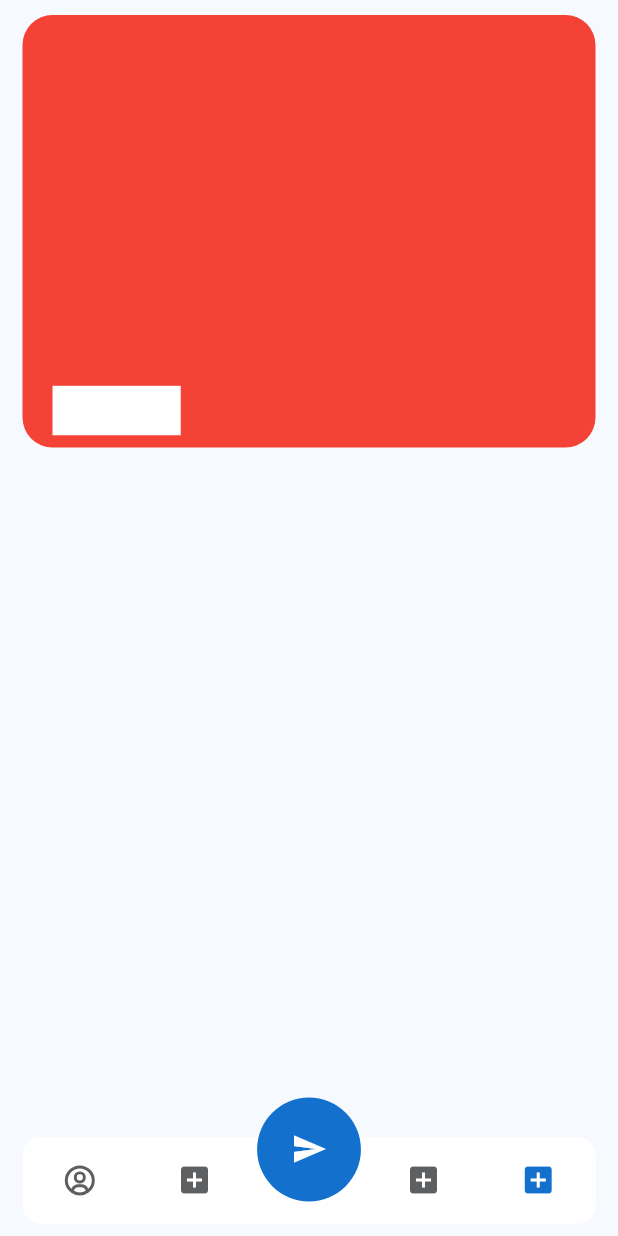
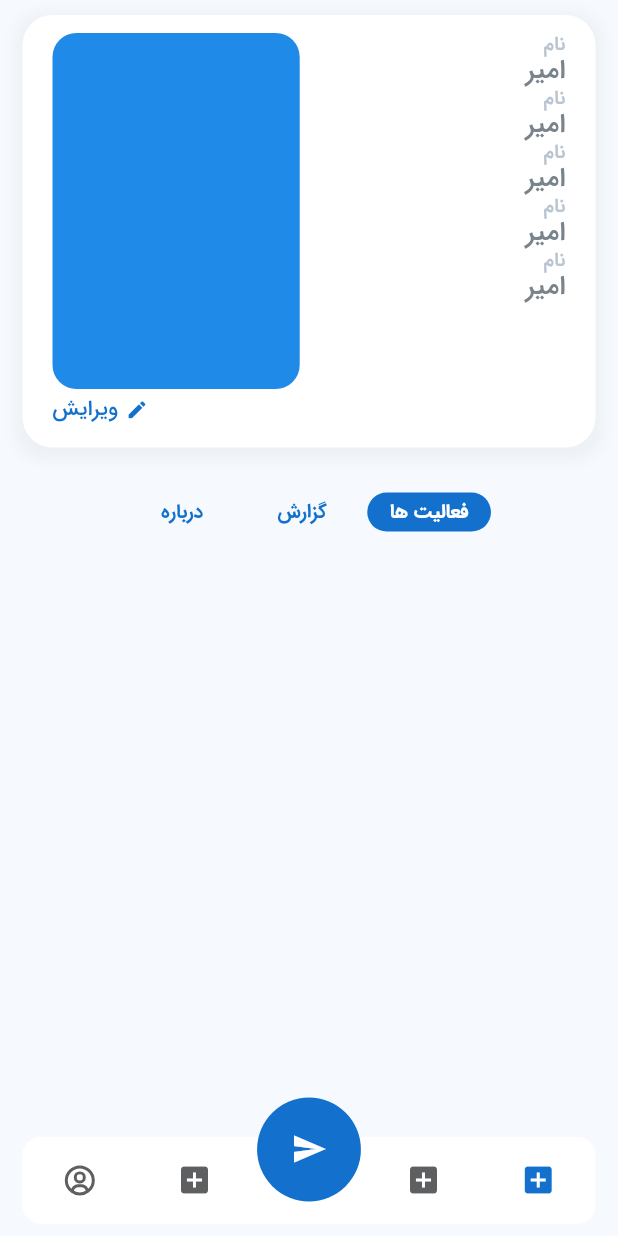
Before and after one commit to alyhd80/mohaseb, a Flutter app: the screen it shows after launch, swiped to page 4, on a phone screen of 412 x 824 dp. Run offline on Flutter 3.47's test engine with Material 3 defaults, Android fonts, the phone set to English and light mode, and no system bars; our stand-ins replace auto_route, boxicons, dio, flutter_riverpod, fluttertoast, lottie and 2 more; missing offline and left inert: number_text_input_formatter, universal_html; generated files the repository leaves out were written again.

Commit message:
02/09/18

```diff
--- a/lib/screen/profile/component/profile_body.dart
+++ b/lib/screen/profile/component/profile_body.dart
@@ -1,5 +1,6 @@
 import 'package:flutter/material.dart';
 import 'package:mohaseb/screen/profile/component/profile_top_widget.dart';
+import 'package:mohaseb/screen/profile/component/profile_wrapper_widget.dart';
 
 class ProfileBody extends StatelessWidget {
   const ProfileBody({super.key});
@@ -7,16 +8,21 @@ class ProfileBody extends StatelessWidget {
   @override
   Widget build(BuildContext context) {
     Size size = MediaQuery.of(context).size;
-    return Padding(
+    return SingleChildScrollView(
+      child: Padding(
         padding:  EdgeInsets.symmetric(horizontal: size.width*0.05>15?15:size.width*0.05),
         child: Column(
           children: [
             SafeArea(child: Container()),
-          SizedBox(height: size.height*0.02>10?10:size.height*0.02,),
+            SizedBox(height: size.height*0.02>10?10:size.height*0.02<5?5:size.width*0.02,),
             ProfileTopWidget(
               size: size,
-          )
+            ),
+            SizedBox(height: size.height*0.06>30?30:size.height*0.06<20?20:size.width*0.06,),
+
+            ProfileWrapperWidget(size: size)
           ],
+        ),
       ),
     );
   }
--- a/lib/screen/profile/component/profile_top_widget.dart
+++ b/lib/screen/profile/component/profile_top_widget.dart
@@ -1,4 +1,5 @@
 import 'package:flutter/material.dart';
+import 'package:mohaseb/utils/app_constant/colors.dart';
 
 class ProfileTopWidget extends StatelessWidget {
   final Size size;
@@ -10,33 +11,147 @@ class ProfileTopWidget extends StatelessWidget {
     return Container(
       padding: EdgeInsets.symmetric(
           horizontal: size.width * 0.06 > 20 ? 20 : size.width * 0.06,
-          vertical: size.height * 0.01 > 10 ? 10 : size.height * 0.01),
+          vertical: size.height * 0.015 > 12 ? 12 : size.height * 0.015),
       width: size.width,
-      height: size.height * 0.35 > 350 ? 350 : size.height * 0.35,
+      height: size.height * 0.35 > 350 ? 350 : size.height * 0.35<280?280:size.height * 0.35,
       decoration: BoxDecoration(
-          color: Colors.red, borderRadius: BorderRadius.circular(20)),
+          borderRadius: BorderRadius.circular(20),
+          color: Colors.white,
+          boxShadow: [
+            BoxShadow(
+              color: Colors.grey.withOpacity(0.1),
+              spreadRadius: 5,
+              blurRadius: 7,
+              offset: Offset(0, 3), // changes position of shadow
+            ),
+          ]),
       child: Row(
         children: [
+          Container(
+            width: size.width * 0.4 > 250 ? 250 : size.width * 0.4,
+            child: Column(
+              children: [
+                Expanded(
+                    child: Container(
+                  decoration: BoxDecoration(
+                      color: blueAppBar2,
+                      borderRadius: BorderRadius.circular(16)),
+                )),
+                Container(
+                  decoration: BoxDecoration(),
+                  child: Row(
+                    children: [
+                      Container(
+                        padding: EdgeInsets.only(right: 5, bottom: 5, top: 5),
+                        child: Row(
+                          children: [
+                            Text(
+                              "ویرایش",
+                              style: Theme.of(context)
+                                  .textTheme
+                                  .headline2!
+                                  .copyWith(
+                                      color: darkBlue4,
+                                      fontWeight: FontWeight.w500,
+                                      fontSize: size.width * 0.035 > 15
+                                          ? 15
+                                          : size.width * 0.035),
+                            ),
+                            SizedBox(
+                              width: 5,
+                            ),
+                            Icon(
+                              Icons.edit,
+                              color: darkBlue4,
+                              size: 15,
+                            )
+                          ],
+                        ),
+                      ),
+                      Container()
+                    ],
+                  ),
+                )
+              ],
+            ),
+          ),
           Expanded(
               child: Column(
+            crossAxisAlignment: CrossAxisAlignment.end,
             children: [
-              Expanded(child: Container()),
-              Container(
-                height: size.height * 0.04 > 40 ? 40 : size.height * 0.04,
-                decoration: BoxDecoration(),
-                child: Row(
-                  children: [
-                    Expanded(
-                        child: Container(
-                      color: Colors.white,
-                    )),
-                    Expanded(child: Container()),
-                  ],
+              Text(
+                "نام",
+                style: Theme.of(context).textTheme.headline2!.copyWith(
+                  color:textColorGrey1,
+                  fontSize: size.width*0.035>13?13:size.width*0.035
                 ),
-              )
+              ),
+              Text(
+                "امیر",
+                style: Theme.of(context).textTheme.headline2!.copyWith(
+                    color:textColorGrey2,
+                    fontSize: size.width*0.055>18?18:size.width*0.055
+                ),
+              ),
+              Text(
+                "نام",
+                style: Theme.of(context).textTheme.headline2!.copyWith(
+                    color:textColorGrey1,
+                    fontSize: size.width*0.035>13?13:size.width*0.035
+                ),
+              ),
+              Text(
+                "امیر",
+                style: Theme.of(context).textTheme.headline2!.copyWith(
+                    color:textColorGrey2,
+                    fontSize: size.width*0.055>18?18:size.width*0.055
+                ),
+              ),
+              Text(
+                "نام",
+                style: Theme.of(context).textTheme.headline2!.copyWith(
+                    color:textColorGrey1,
+                    fontSize: size.width*0.035>13?13:size.width*0.035
+                ),
+              ),
+              Text(
+                "امیر",
+                style: Theme.of(context).textTheme.headline2!.copyWith(
+                    color:textColorGrey2,
+                    fontSize: size.width*0.055>18?18:size.width*0.055
+                ),
+              ),
+              Text(
+                "نام",
+                style: Theme.of(context).textTheme.headline2!.copyWith(
+                    color:textColorGrey1,
+                    fontSize: size.width*0.035>13?13:size.width*0.035
+                ),
+              ),
+              Text(
+                "امیر",
+                style: Theme.of(context).textTheme.headline2!.copyWith(
+                    color:textColorGrey2,
+                    fontSize: size.width*0.055>18?18:size.width*0.055
+                ),
+              ),
+              Text(
+                "نام",
+                style: Theme.of(context).textTheme.headline2!.copyWith(
+                    color:textColorGrey1,
+                    fontSize: size.width*0.035>13?13:size.width*0.035
+                ),
+              ),
+              Text(
+                "امیر",
+                style: Theme.of(context).textTheme.headline2!.copyWith(
+                    color:textColorGrey2,
+                    fontSize: size.width*0.055>18?18:size.width*0.055
+                ),
+              ),
+
             ],
           )),
-          Expanded(child: Container()),
         ],
       ),
     );
--- /dev/null
+++ b/lib/screen/profile/component/profile_wrapper_widget.dart
@@ -0,0 +1,47 @@
+import 'package:flutter/material.dart';
+import 'package:flutter_riverpod/flutter_riverpod.dart';
+import 'package:mohaseb/screen/profile/component/selected_wrapper_page_widget.dart';
+import 'package:mohaseb/screen/profile/view_model/profile_view_model.dart';
+
+class ProfileWrapperWidget extends StatelessWidget {
+  final Size size;
+
+  const ProfileWrapperWidget({super.key, required this.size});
+
+  @override
+  Widget build(BuildContext context) {
+    return Container(
+      child: Consumer(builder: (context, ref, widget) {
+        int pageSelected = ref.watch(profileWrapperPageCount);
+        return Row(
+          crossAxisAlignment: CrossAxisAlignment.center,
+          mainAxisAlignment: MainAxisAlignment.center,
+          children: [
+            SelectedWrapperPageWidget(
+              size: size,
+              title: "  درباره  ",
+              isSelected: pageSelected == 2,
+              onTap: () {
+                ref.read(profileWrapperPageCount.notifier).state = 2;
+              },
+            ),
+            SelectedWrapperPageWidget(
+              size: size,
+              title: "  گزارش  ",
+              isSelected: pageSelected == 1,      onTap: () {
+              ref.read(profileWrapperPageCount.notifier).state = 1;
+            },
+            ),
+            SelectedWrapperPageWidget(
+              size: size,
+              title: "فعالیت ها",
+              isSelected: pageSelected == 0,      onTap: () {
+              ref.read(profileWrapperPageCount.notifier).state = 0;
+            },
+            ),
+          ],
+        );
+      }),
+    );
+  }
+}
--- /dev/null
+++ b/lib/screen/profile/component/selected_wrapper_page_widget.dart
@@ -0,0 +1,43 @@
+import 'package:flutter/material.dart';
+import 'package:mohaseb/utils/app_constant/colors.dart';
+
+class SelectedWrapperPageWidget extends StatelessWidget {
+  final String title;
+  final VoidCallback? onTap;
+  final Size size;
+final bool isSelected;
+  const SelectedWrapperPageWidget(
+      {super.key, required this.size, required this.title, this.onTap, required this.isSelected});
+
+  @override
+  Widget build(BuildContext context) {
+    return Padding(
+      padding:  EdgeInsets.symmetric(horizontal: 2),
+      child: GestureDetector(
+        onTap: onTap,
+        child: AnimatedSwitcher(
+          duration: Duration(milliseconds: 500),
+          switchInCurve: Curves.ease,
+          switchOutCurve: Curves.ease,
+          child: Container(
+            key: Key(isSelected?"true":"false"),
+            decoration: BoxDecoration(
+              color:isSelected?darkBlue4 :Colors.transparent,
+              borderRadius: BorderRadius.circular(16)
+            ),
+            child: Padding(
+              padding:  EdgeInsets.symmetric(horizontal: 15,vertical: 5),
+              child: Text(
+                title,
+                style: Theme.of(context).textTheme.headline3!.copyWith(
+                    color:isSelected?Colors.white :darkBlue4,
+                    fontWeight: FontWeight.w700,
+                    fontSize: size.width * 0.045 > 13 ? 13 : size.width * 0.045),
+              ),
+            ),
+          ),
+        ),
+      ),
+    );
+  }
+}
--- /dev/null
+++ b/lib/screen/profile/view_model/profile_view_model.dart
@@ -0,0 +1,7 @@
+
+
+
+import 'package:flutter_riverpod/flutter_riverpod.dart';
+
+final profileWrapperPageCount =
+StateProvider.autoDispose<int>((ref) => 0);
--- a/lib/utils/app_constant/colors.dart
+++ b/lib/utils/app_constant/colors.dart
@@ -32,6 +32,8 @@ Color greyLightColorBackground2 = const Color.fromRGBO(221, 219, 218, 1);
 Color greyDarkColorBackground2 = const Color.fromRGBO(150, 148, 146, 1);
 Color scaffoldColor = const Color.fromRGBO(246, 250, 254, 1);
 Color iconBasicColor = const Color.fromRGBO(94, 95, 96, 1);
+Color textColorGrey1 = const Color.fromRGBO(184, 197, 208, 1);
+Color textColorGrey2 = const Color.fromRGBO(121, 131, 139, 1);
 
 
 Color greyColorDivider = const Color.fromRGBO(236, 235, 234, 1);
```
Lines whose indentation alone changed are shown as unchanged.
